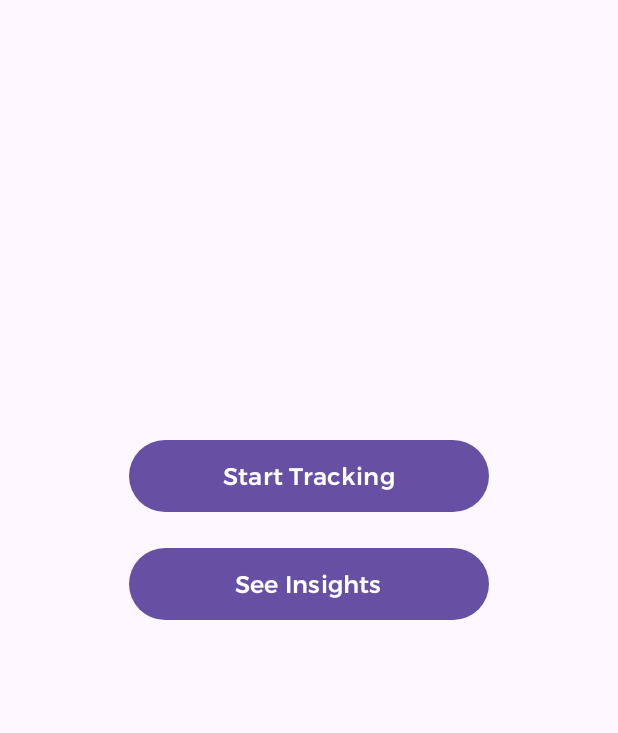
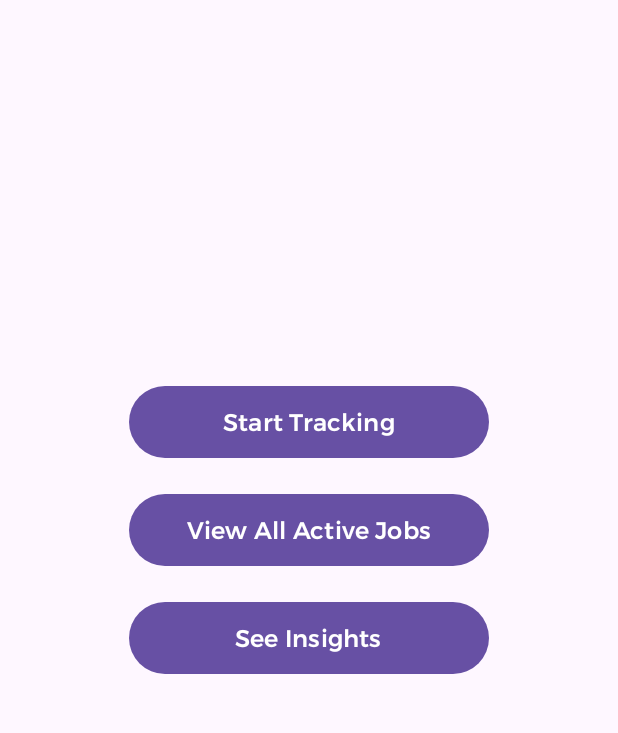
Before and after one commit to dascruz/cs446-1241-group8, an Android app built with Jetpack Compose: the composable HomeScreen shown on its own in the app's theme, on a phone screen of 412 x 824 dp, the part 212-945 px from its top. Run offline under Robolectric (Android 15) with nearby library versions, the phone set to English and light mode, and no system bars; Roboto replaces fonts that are not available here; 3 statements that could not run were skipped.

Commit message:
home screen + file created

```diff
--- a/app/src/main/java/com/example/harmonic/components/HomeScreen.kt
+++ b/app/src/main/java/com/example/harmonic/components/HomeScreen.kt
@@ -23,6 +23,7 @@ import com.example.harmonic.ui.theme.HarmonicTheme
 @Composable
 fun HomeScreen(
     onGoToTracking: () -> Unit,
+    onGoToAllActive: () -> Unit,
     onGoToInsights: () -> Unit
 ) {
     Column(
@@ -54,6 +55,15 @@ fun HomeScreen(
                 modifier = Modifier.size(width = 240.dp, height = 72.dp).padding(top = 24.dp)
             ) {
                 Text(
+                    text = "View All Active Jobs",
+                    style = MaterialTheme.typography.titleMedium,
+                )
+            }
+            Button(
+                onClick = { onGoToInsights() },
+                modifier = Modifier.size(width = 240.dp, height = 72.dp).padding(top = 24.dp)
+            ) {
+                Text(
                     text = "See Insights",
                     style = MaterialTheme.typography.titleMedium,
                 )
@@ -69,6 +79,7 @@ fun HomeScreenPreview() {
     HarmonicTheme {
         HomeScreen(
             onGoToTracking = {},
+            onGoToAllActive = {},
             onGoToInsights = {}
         )
     }
```
Also changed, not shown: app/src/main/java/com/example/harmonic/components/ViewAllActiveScreen.kt (added, +10 -0 lines).
